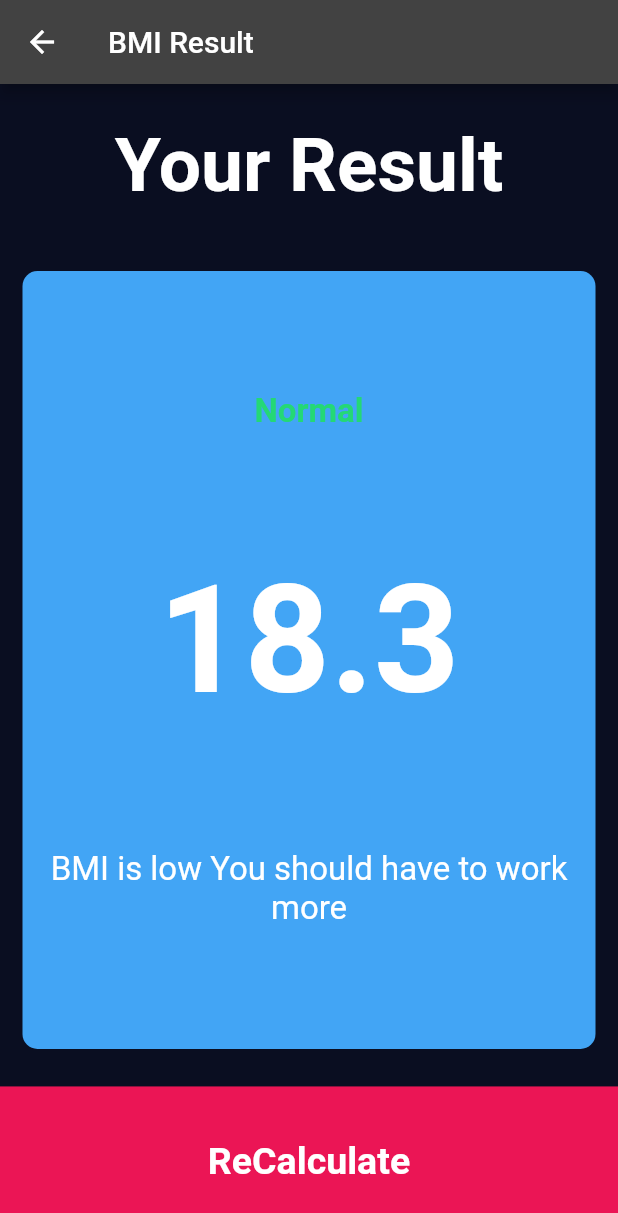
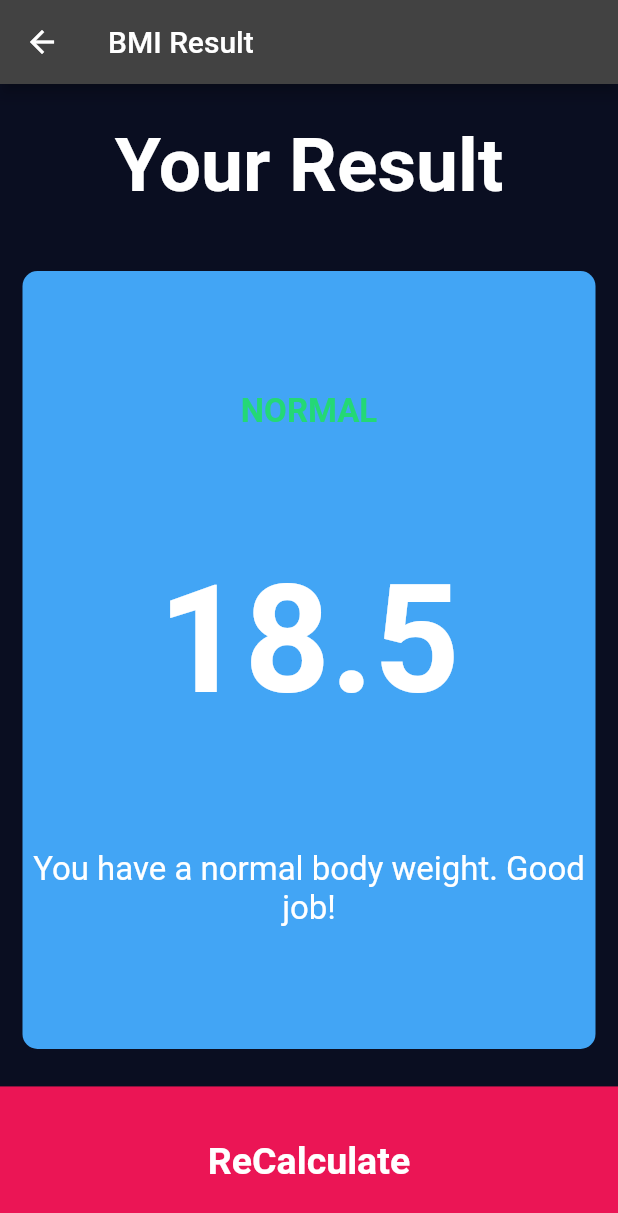
Before and after one commit to TayyebJamil/bmicalculatordesktop, a Flutter app: the screen it shows after launch, after a tap on "Calculate", on a phone screen of 412 x 824 dp. Shown: the top 1213 px of the screen. Run offline on Flutter 3.47's test engine with Material 2 defaults, Android fonts, the phone set to English and light mode, and no system bars; our stand-ins replace font_awesome_flutter.

Commit message:
lec70/part16 completed

```diff
--- a/lib/ResultFile.dart
+++ b/lib/ResultFile.dart
@@ -45,15 +45,15 @@ class ResultScreen extends StatelessWidget {
                 crossAxisAlignment: CrossAxisAlignment.center,
                 children: <Widget>[
                   Text(
-                    'Normal',
+                    resultText.toUpperCase(),
                     style: kResultText,
                   ),
                   Text(
-                     '18.3',
+                     bmiResult,
                     style: kBMITextStyle,
                   ),
                   Text(
-                     'BMI is low You should have to work more',
+                     interpretation,
                     textAlign: TextAlign.center,
                     style: kBodyTextStyle,
                   ),
--- a/lib/input_page.dart
+++ b/lib/input_page.dart
@@ -145,7 +145,7 @@ class _InputPageState extends State<InputPage> {
                     ),
                     SizedBox(width: 10.0,),
                     RoundIcon(
-                      iconData: FontAwesomeIcons.minus,
+                      iconData: FontAwesomeIcons.plus,
                       onPress: (){
                         setState(() {
                           sliderWeight++;
@@ -188,7 +188,7 @@ class _InputPageState extends State<InputPage> {
                     ),
                     SizedBox(width: 10.0,),
                     RoundIcon(
-                      iconData: FontAwesomeIcons.minus,
+                      iconData: FontAwesomeIcons.plus,
                       onPress: (){
                         setState(() {
                           sliderAge++;
@@ -209,7 +209,11 @@ class _InputPageState extends State<InputPage> {
           GestureDetector(
             onTap: (){
               CalculatorBrain calc=CalculatorBrain(height: sliderHeight,weight: sliderWeight);
-              Navigator.push(context, MaterialPageRoute(builder:  (context)=>ResultScreen()));
+              Navigator.push(context, MaterialPageRoute(builder:  (context)=>ResultScreen(
+                bmiResult: calc.calculateBMI(),
+                resultText: calc.getResult(),
+                interpretation: calc.getInterpretation(),
+              )));
             },
             child: Container(
               child: Center(child: Text('Calculate',style: KLargeButtonsStyle,)),
```
